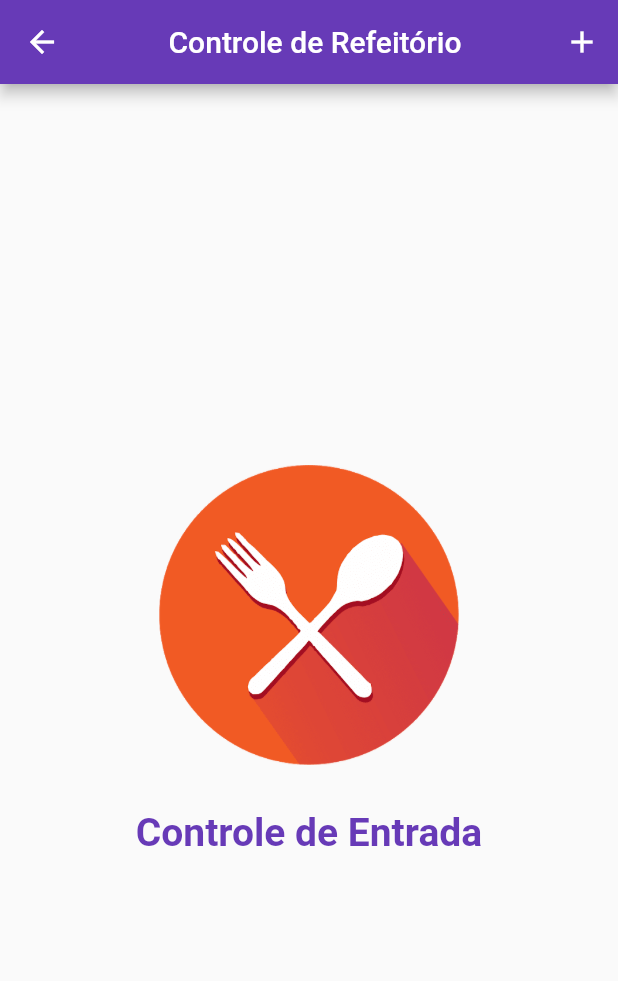
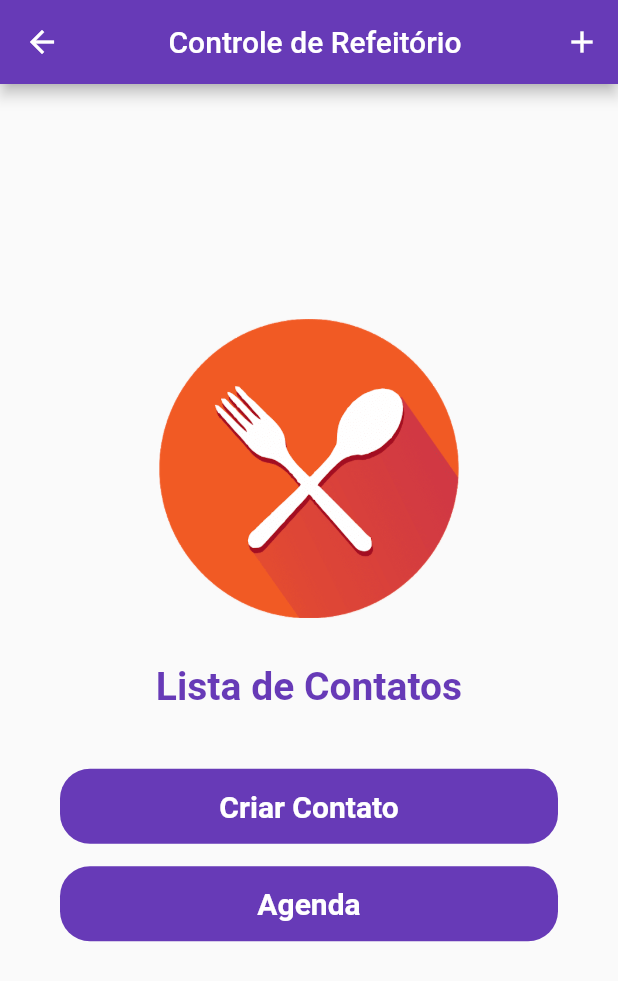
Before and after one commit to Flag-fix/FlutterAPPIFPR, a Flutter app: the MyHomePage screen opened directly, on a phone screen of 412 x 824 dp. Shown: the top 981 px of the screen. Run offline on Flutter 3.47's test engine with Material 2 defaults, Android fonts, the phone set to English and light mode, and no system bars; our stand-ins replace flutter_mobx, mask_text_input_formatter, mobx, sqflite; accounts and stored records are empty; generated files the repository leaves out were written again.

Commit message:
chamada APP externo

```diff
--- a/lib/br.com.ifpr.atividade/app/domain/services/pessoa_service.dart
+++ b/lib/br.com.ifpr.atividade/app/domain/services/pessoa_service.dart
@@ -55,4 +55,10 @@ class PessoaService{
     }
   }
 
+  validarData(String data){
+    if(data == null){
+      throw new DomainLayerException("Data é Obrigatória");
+    }
+  }
+
 }
--- a/lib/br.com.ifpr.atividade/app/my_app.dart
+++ b/lib/br.com.ifpr.atividade/app/my_app.dart
@@ -7,6 +7,7 @@ import 'package:flutter/material.dart';
 
 class MyApp extends StatelessWidget {
   static const HOME = '/';
+  static const PESSOA_LISTA = 'lista';
   static const PESSOA_FORM = 'pessoa-form';
   static const PESSOA_DETAILS = 'pessoa-details';
 
@@ -20,7 +21,8 @@ class MyApp extends StatelessWidget {
         primarySwatch: Colors.deepPurple,
       ),
       routes: {
-        HOME: (context) => PessoaList(),
+        HOME: (context) => MyHomePage(),
+        PESSOA_LISTA: (context) => PessoaList(),
         PESSOA_FORM: (context) => NewPessoaForm(),
         PESSOA_DETAILS:(context) => PessoaDetails()
       },
--- a/lib/br.com.ifpr.atividade/app/view/my_home_page.dart
+++ b/lib/br.com.ifpr.atividade/app/view/my_home_page.dart
@@ -1,6 +1,7 @@
 import 'package:flutter/material.dart';
 
 import '../../controle_main.dart';
+import '../my_app.dart';
 
 class MyHomePage extends StatefulWidget {
   MyHomePage({Key key, this.title}) : super(key: key);
@@ -9,6 +10,32 @@ class MyHomePage extends StatefulWidget {
 
   @override
   _MyHomePageState createState() => _MyHomePageState();
+}
+
+Widget botaoTela(String label,BuildContext context, String rota) {
+  return Container(
+    height: 50,
+    alignment: Alignment.centerLeft,
+    decoration: BoxDecoration(
+      color: Colors.deepPurple,
+      borderRadius: BorderRadius.all(Radius.circular(20)),
+    ),
+    child: SizedBox.expand(
+      child: FlatButton(
+        child: Text(
+          label,
+          style: TextStyle(
+            fontWeight: FontWeight.bold,
+            color: Colors.white,
+            fontSize: 20,
+          ),
+        ),
+        onPressed: () {
+          Navigator.of(context).pushNamed(rota);
+        },
+      ),
+    ),
+  );
 }
 
 class _MyHomePageState extends State<MyHomePage> {
@@ -36,19 +63,26 @@ class _MyHomePageState extends State<MyHomePage> {
               height: 200,
               child: Image.asset('assets/img/restaurante.png'),
             ),
-            SizedBox(
-              height: 30,
-            ),
+            SizedBox(height: 30),
             Container(
               child: Center(
                 child: Text(
-                  'Controle de Entrada',
+                  'Lista de Contatos',
                   style: TextStyle(
                       fontWeight: FontWeight.bold,
                       color: Colors.deepPurple,
-                    fontSize: 26
-                  ),
+                      fontSize: 26),
                 ),
+              ),
+            ),
+            Padding(
+              padding: const EdgeInsets.all(40),
+              child: Column(
+                children: [
+                  botaoTela('Criar Contato',context, 'pessoa-form'),
+                  SizedBox(height: 15,),
+                  botaoTela('Agenda',context, 'lista'),
+                ],
               ),
             ),
           ],
--- a/lib/br.com.ifpr.atividade/app/view/pessoa_details_back.dart
+++ b/lib/br.com.ifpr.atividade/app/view/pessoa_details_back.dart
@@ -1,8 +1,8 @@
+import 'package:flutter/cupertino.dart';
+import 'package:flutter/material.dart';
+import 'package:ifpr_flutter/br.com.ifpr.atividade/app/domain/model/newPessoa.dart';
+import 'package:url_launcher/url_launcher.dart';
 
-
-
-import 'package:flutter/cupertino.dart';
-import 'package:ifpr_flutter/br.com.ifpr.atividade/app/domain/model/newPessoa.dart';
 
 class PessoaDetailsBack{
   BuildContext context;
@@ -15,4 +15,16 @@ class PessoaDetailsBack{
   goToBack(){
     Navigator.of(context).pop();
   }
+
+  _launchApp(String url, Function (BuildContext context) showModalError) async {
+    await canLaunch(url) ? launch(url) : showModalError(context);
+  }
+
+  lauchPhone(Function (BuildContext context) showModalError){
+    _launchApp('tel:${pessoa.contato}', showModalError);
+  }
+  lauchMessage(Function (BuildContext context) showModalError){
+    _launchApp('sms:${pessoa.contato}', showModalError);
+  }
+
 }
--- a/pubspec.yaml
+++ b/pubspec.yaml
@@ -58,6 +58,9 @@ dependencies:
   #Cupertino
   cupertino_icons: ^1.0.2
 
+  #URL LAUCHER
+  url_launcher:
+
 dev_dependencies:
   flutter_test:
     sdk: flutter
```
Also changed, not shown: lib/br.com.ifpr.atividade/app/view/new_pessoa_form.dart (+63 -17 lines), lib/br.com.ifpr.atividade/app/view/pessoa_details.dart (+69 -11 lines), lib/br.com.ifpr.atividade/app/view/pessoa_form_back.dart (+13 -1 lines), pubspec.lock.
